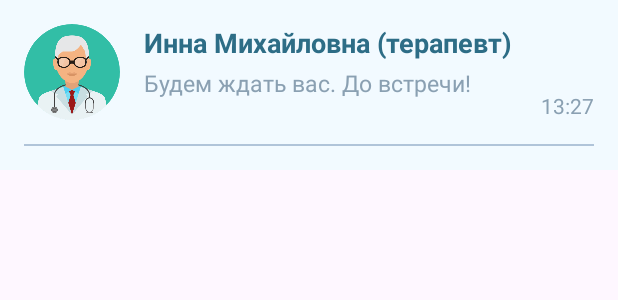
After one commit to vladkuznetsov2901/VeterinaryClinic, an Android app: the layout sampe_all_chats_item.xml on its own in the app's theme, with its tools: preview values and no code run, on a phone screen of 412 x 824 dp. The commit adds this screen. Shown: the top 300 px of the screen. Run offline under Robolectric (Android 15) with nearby library versions, the phone set to English and light mode, and no system bars; network calls fail.

Commit message:
Chats Start

```diff
--- a/app/build.gradle.kts
+++ b/app/build.gradle.kts
@@ -99,6 +99,9 @@ dependencies {
 
     implementation("com.google.android.flexbox:flexbox:3.0.0")
 
+    implementation ("de.hdodenhof:circleimageview:3.1.0")
+
+
 
     // alternatively - without Android dependencies for tests
     testImplementation(libs.androidx.paging.common.ktx)
--- /dev/null
+++ b/app/src/main/java/com/example/veterinaryclinic/data/models/CreateChatRequest.kt
@@ -0,0 +1,6 @@
+package com.example.veterinaryclinic.data.models
+
+data class CreateChatRequest(
+    val userId: Int,
+    val doctorId: Int
+)
--- a/app/src/main/java/com/example/veterinaryclinic/presentation/viewmodels/MainVIewModel.kt
+++ b/app/src/main/java/com/example/veterinaryclinic/presentation/viewmodels/MainVIewModel.kt
@@ -7,6 +7,7 @@ import com.example.veterinaryclinic.data.models.DoctorWithSpecializationDTO
 import com.example.veterinaryclinic.data.models.Promo
 import com.example.veterinaryclinic.data.models.SpecializationDTO
 import com.example.veterinaryclinic.data.models.TokenResponse
+import com.example.veterinaryclinic.domain.usecases.ChatUseCases
 import com.example.veterinaryclinic.domain.usecases.GetDoctorsUseCase
 import com.example.veterinaryclinic.domain.usecases.GetPromoImagesUseCase
 import com.example.veterinaryclinic.domain.usecases.GetSpecializationUseCase
@@ -22,7 +23,8 @@ class MainViewModel @Inject constructor(
     private val userAuthUseCase: UserAuthUseCase,
     private val getPromoImagesUseCase: GetPromoImagesUseCase,
     private val getSpecializationUseCase: GetSpecializationUseCase,
-    private val getDoctorsUseCase: GetDoctorsUseCase
+    private val getDoctorsUseCase: GetDoctorsUseCase,
+    private val chatUseCases: ChatUseCases
 ) : ViewModel() {
 
     private val _token = MutableStateFlow<String>("")
--- /dev/null
+++ b/app/src/main/res/layout/sampe_all_chats_item.xml
@@ -0,0 +1,68 @@
+<?xml version="1.0" encoding="utf-8"?>
+<androidx.constraintlayout.widget.ConstraintLayout xmlns:android="http://schemas.android.com/apk/res/android"
+    xmlns:app="http://schemas.android.com/apk/res-auto"
+    android:layout_width="match_parent"
+    android:layout_height="wrap_content"
+    android:padding="16dp"
+    android:background="#F2FAFF"> <!-- светло-голубой фон -->
+
+    <!-- Аватар -->
+    <de.hdodenhof.circleimageview.CircleImageView
+        android:id="@+id/image_avatar"
+        android:layout_width="64dp"
+        android:layout_height="64dp"
+        android:src="@drawable/doctor_ic"
+        app:civ_border_width="0dp"
+        app:layout_constraintTop_toTopOf="parent"
+        app:layout_constraintStart_toStartOf="parent" />
+
+    <!-- Имя врача и специальность -->
+    <TextView
+        android:id="@+id/text_name"
+        android:layout_width="0dp"
+        android:layout_height="wrap_content"
+        android:text="Инна Михайловна (терапевт)"
+        android:textColor="#2D6D86"
+        android:textSize="18sp"
+        android:textStyle="bold"
+        app:layout_constraintTop_toTopOf="@id/image_avatar"
+        app:layout_constraintStart_toEndOf="@id/image_avatar"
+        app:layout_constraintEnd_toEndOf="parent"
+        android:layout_marginStart="16dp" />
+
+    <!-- Последнее сообщение -->
+    <TextView
+        android:id="@+id/text_last_message"
+        android:layout_width="0dp"
+        android:layout_height="wrap_content"
+        android:text="Будем ждать вас. До встречи!"
+        android:textColor="#8AA0B2"
+        android:textSize="15sp"
+        app:layout_constraintTop_toBottomOf="@id/text_name"
+        app:layout_constraintStart_toStartOf="@id/text_name"
+        app:layout_constraintEnd_toEndOf="parent"
+        android:layout_marginTop="4dp" />
+
+    <!-- Время сообщения -->
+    <TextView
+        android:id="@+id/text_time"
+        android:layout_width="wrap_content"
+        android:layout_height="wrap_content"
+        android:text="13:27"
+        android:textColor="#8AA0B2"
+        android:textSize="14sp"
+        app:layout_constraintBottom_toBottomOf="@id/image_avatar"
+        app:layout_constraintEnd_toEndOf="parent" />
+
+    <!-- Линия-разделитель -->
+    <View
+        android:id="@+id/separator"
+        android:layout_width="0dp"
+        android:layout_height="1dp"
+        android:background="#B0C4D9"
+        app:layout_constraintTop_toBottomOf="@id/image_avatar"
+        app:layout_constraintStart_toStartOf="parent"
+        app:layout_constraintEnd_toEndOf="parent"
+        android:layout_marginTop="16dp" />
+
+</androidx.constraintlayout.widget.ConstraintLayout>
--- a/app/src/main/res/values/strings.xml
+++ b/app/src/main/res/values/strings.xml
@@ -42,4 +42,6 @@
         libero vel nunc consequat, quis tincidunt nisl eleifend. Cras bibendum enim a justo luctus
         vestibulum. Fusce dictum libero quis erat maximus, vitae volutpat diam dignissim.
     </string>
+    <!-- TODO: Remove or change this placeholder text -->
+    <string name="hello_blank_fragment">Hello blank fragment</string>
 </resources>
```
Also changed, not shown: app/src/main/java/com/example/veterinaryclinic/data/api/KtorApiService.kt (+26 -0 lines), app/src/main/java/com/example/veterinaryclinic/data/models/ChatDTO.kt (added, +9 -0 lines), app/src/main/java/com/example/veterinaryclinic/data/models/MessageDTO.kt (added, +10 -0 lines), app/src/main/java/com/example/veterinaryclinic/data/models/SendMessageRequest.kt (added, +7 -0 lines), app/src/main/java/com/example/veterinaryclinic/data/repository/ChatRepositoryImpl.kt (added, +34 -0 lines), app/src/main/java/com/example/veterinaryclinic/di/RepositoryModule.kt (+7 -0 lines), app/src/main/java/com/example/veterinaryclinic/domain/repository/ChatRepository.kt (added, +17 -0 lines), app/src/main/java/com/example/veterinaryclinic/domain/usecases/ChatUseCases.kt (added, +33 -0 lines), app/src/main/java/com/example/veterinaryclinic/domain/usecases/CreateChatUseCase.kt (added, +11 -0 lines), app/src/main/java/com/example/veterinaryclinic/domain/usecases/GetChatsByUserIdUseCase.kt (added, +11 -0 lines), app/src/main/java/com/example/veterinaryclinic/domain/usecases/GetMessagesByChatIdUseCase.kt (added, +11 -0 lines), app/src/main/java/com/example/veterinaryclinic/domain/usecases/SendMessageUseCase.kt (added, +11 -0 lines), app/src/main/java/com/example/veterinaryclinic/presentation/views/chat/AllChatsFragment.kt (added, +38 -0 lines), app/src/main/res/layout/fragment_all_chats.xml (added, +14 -0 lines).
